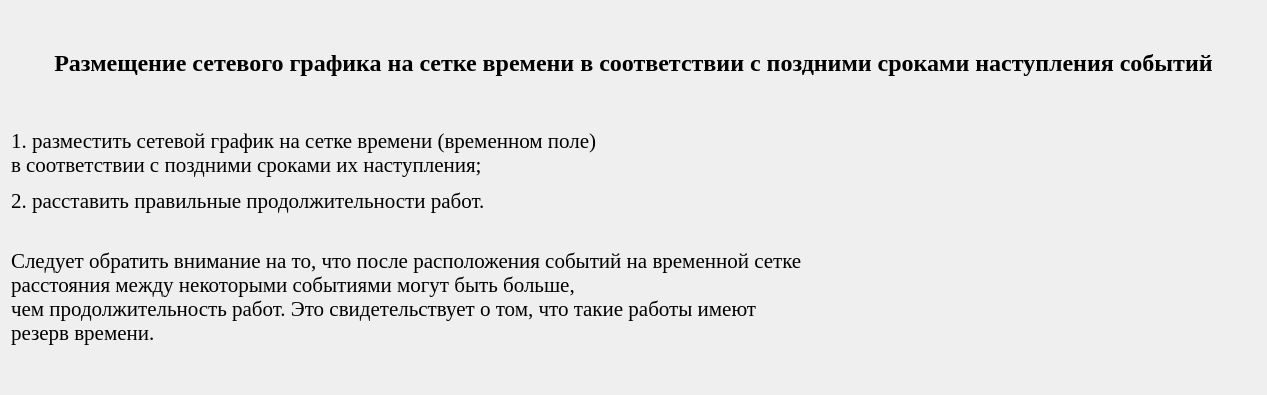
Before: the Qt Designer form qt_designer_ui/TextTask4.ui in IvaMarin/Project-Network-Diagram-App, drawn with Qt 5.
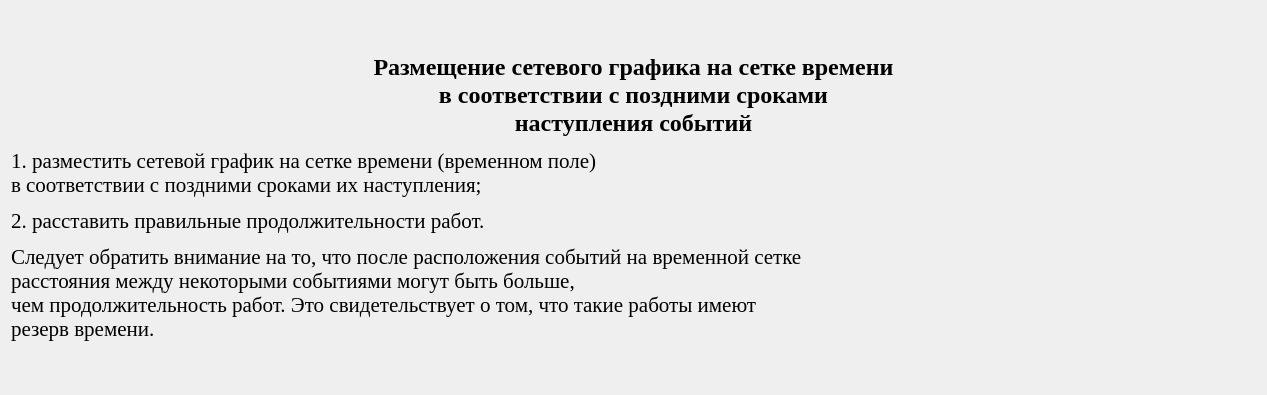
After: the same form once the commit is applied.

What changed in the file:
```diff
--- a/qt_designer_ui/TextTask4.ui
+++ b/qt_designer_ui/TextTask4.ui
@@ -10,6 +10,12 @@
     <height>395</height>
    </rect>
   </property>
+  <property name="font">
+   <font>
+    <family>Times New Roman</family>
+    <pointsize>16</pointsize>
+   </font>
+  </property>
   <property name="windowTitle">
    <string>Задание 4</string>
   </property>
@@ -19,10 +25,11 @@
      <property name="font">
       <font>
        <family>Times New Roman</family>
+       <pointsize>16</pointsize>
       </font>
      </property>
      <property name="text">
-      <string>&lt;html&gt;&lt;head/&gt;&lt;body&gt;&lt;p align=&quot;center&quot;&gt;&lt;span style=&quot; font-size:18pt; font-weight:600;&quot;&gt;Размещение сетевого графика на сетке времени в соответствии с поздними сроками наступления событий&lt;/span&gt;&lt;/p&gt;&lt;p align=&quot;center&quot;&gt;&lt;br/&gt;&lt;/p&gt;&lt;p align=&quot;justify&quot;&gt;&lt;span style=&quot; font-size:16pt;&quot;&gt;1. разместить сетевой график на сетке времени (временном поле)&lt;br/&gt;в соответствии с поздними сроками их наступления; &lt;/span&gt;&lt;/p&gt;&lt;p align=&quot;justify&quot;&gt;&lt;span style=&quot; font-size:16pt;&quot;&gt;2. расставить правильные продолжительности работ.&lt;/span&gt;&lt;/p&gt;&lt;p align=&quot;justify&quot;&gt;&lt;span style=&quot; font-size:16pt;&quot;&gt;&lt;br/&gt;Следует обратить внимание на то, что после расположения событий на временной сетке &lt;br/&gt;расстояния между некоторыми событиями могут быть больше, &lt;br/&gt;чем продолжительность работ. Это свидетельствует о том, что такие работы имеют &lt;br/&gt;резерв времени.&lt;/span&gt;&lt;/p&gt;&lt;/body&gt;&lt;/html&gt;</string>
+      <string>&lt;html&gt;&lt;head/&gt;&lt;body&gt;&lt;p align=&quot;center&quot;&gt;&lt;span style=&quot; font-size:18pt; font-weight:600;&quot;&gt;Размещение сетевого графика на сетке времени&lt;br/&gt;в соответствии с поздними сроками &lt;br/&gt;наступления событий&lt;/span&gt;&lt;/p&gt;&lt;p align=&quot;justify&quot;&gt;&lt;span style=&quot; font-size:16pt;&quot;&gt;1. разместить сетевой график на сетке времени (временном поле)&lt;br/&gt;в соответствии с поздними сроками их наступления; &lt;/span&gt;&lt;/p&gt;&lt;p align=&quot;justify&quot;&gt;&lt;span style=&quot; font-size:16pt;&quot;&gt;2. расставить правильные продолжительности работ.&lt;/span&gt;&lt;/p&gt;&lt;p align=&quot;justify&quot;&gt;&lt;span style=&quot; font-size:16pt;&quot;&gt;Следует обратить внимание на то, что после расположения событий на временной сетке &lt;br/&gt;расстояния между некоторыми событиями могут быть больше, &lt;br/&gt;чем продолжительность работ. Это свидетельствует о том, что такие работы имеют &lt;br/&gt;резерв времени.&lt;/span&gt;&lt;/p&gt;&lt;/body&gt;&lt;/html&gt;</string>
      </property>
     </widget>
    </item>
```
